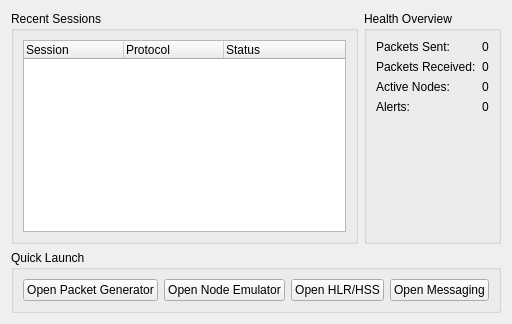
Old version of the form src/ui/widgets/DashboardModuleWidget.ui in the repository saman-aba/Boar.
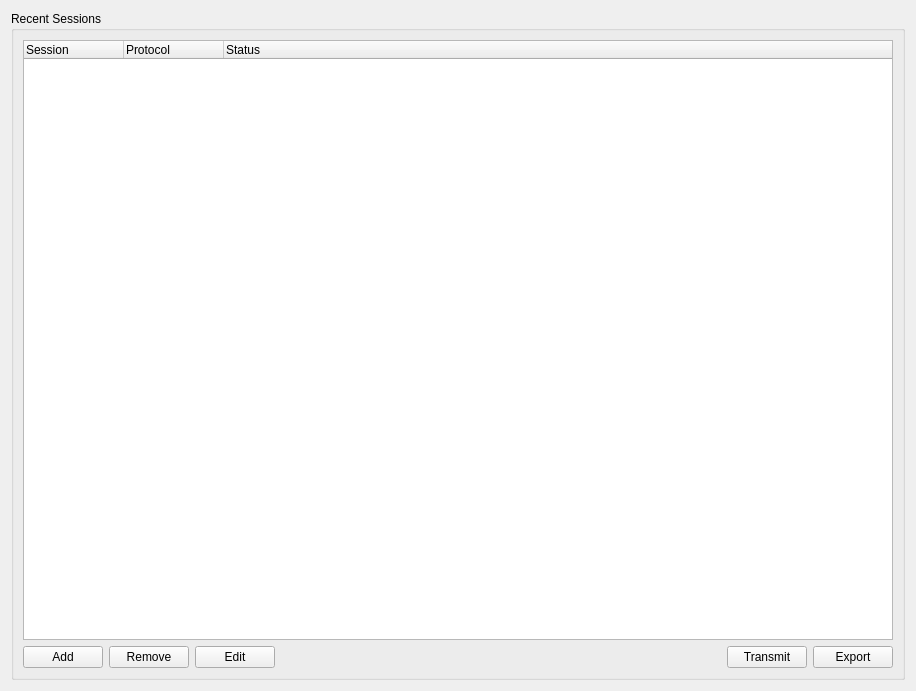
New version of the form.

Commit message: dashboard and packet editor modifications

The edit to the form file:
```diff
--- a/src/ui/widgets/DashboardModuleWidget.ui
+++ b/src/ui/widgets/DashboardModuleWidget.ui
@@ -2,6 +2,14 @@
 <ui version="4.0">
  <class>DashboardModuleWidget</class>
  <widget class="QWidget" name="DashboardModuleWidget">
+  <property name="geometry">
+   <rect>
+    <x>0</x>
+    <y>0</y>
+    <width>916</width>
+    <height>691</height>
+   </rect>
+  </property>
   <layout class="QVBoxLayout" name="verticalLayoutDashboard">
    <item>
     <layout class="QHBoxLayout" name="horizontalLayoutDashTop">
@@ -11,42 +19,80 @@
        <layout class="QVBoxLayout" name="verticalLayoutRecentSessions">
         <item>
          <widget class="QTreeWidget" name="treeRecentSessions">
-          <column><property name="text"><string>Session</string></property></column>
-          <column><property name="text"><string>Protocol</string></property></column>
-          <column><property name="text"><string>Status</string></property></column>
+          <column>
+           <property name="text">
+            <string>Session</string>
+           </property>
+          </column>
+          <column>
+           <property name="text">
+            <string>Protocol</string>
+           </property>
+          </column>
+          <column>
+           <property name="text">
+            <string>Status</string>
+           </property>
+          </column>
          </widget>
         </item>
-       </layout>
-      </widget>
-     </item>
-     <item>
-      <widget class="QGroupBox" name="groupHealthOverview">
-       <property name="title"><string>Health Overview</string></property>
-       <layout class="QFormLayout" name="formLayoutHealth">
-        <item row="0" column="0"><widget class="QLabel" name="labelPacketsSent"><property name="text"><string>Packets Sent:</string></property></widget></item>
-        <item row="0" column="1"><widget class="QLabel" name="labelPacketsSentValue"><property name="text"><string>0</string></property></widget></item>
-        <item row="1" column="0"><widget class="QLabel" name="labelPacketsRecv"><property name="text"><string>Packets Received:</string></property></widget></item>
-        <item row="1" column="1"><widget class="QLabel" name="labelPacketsRecvValue"><property name="text"><string>0</string></property></widget></item>
-        <item row="2" column="0"><widget class="QLabel" name="labelNodesActive"><property name="text"><string>Active Nodes:</string></property></widget></item>
-        <item row="2" column="1"><widget class="QLabel" name="labelNodesActiveValue"><property name="text"><string>0</string></property></widget></item>
-        <item row="3" column="0"><widget class="QLabel" name="labelAlerts"><property name="text"><string>Alerts:</string></property></widget></item>
-        <item row="3" column="1"><widget class="QLabel" name="labelAlertsValue"><property name="text"><string>0</string></property></widget></item>
+        <item>
+         <layout class="QHBoxLayout" name="horizontalLayout_2">
+          <item>
+           <widget class="QPushButton" name="btnPacketAdd">
+            <property name="text">
+             <string>Add</string>
+            </property>
+           </widget>
+          </item>
+          <item>
+           <widget class="QPushButton" name="btnPacketRemove">
+            <property name="text">
+             <string>Remove</string>
+            </property>
+           </widget>
+          </item>
+          <item>
+           <widget class="QPushButton" name="btnPacketEdit">
+            <property name="text">
+             <string>Edit</string>
+            </property>
+           </widget>
+          </item>
+          <item>
+           <spacer name="horizontalSpacer">
+            <property name="orientation">
+             <enum>Qt::Orientation::Horizontal</enum>
+            </property>
+            <property name="sizeHint" stdset="0">
+             <size>
+              <width>40</width>
+              <height>20</height>
+             </size>
+            </property>
+           </spacer>
+          </item>
+          <item>
+           <widget class="QPushButton" name="btnTransmitSelected">
+            <property name="text">
+             <string>Transmit</string>
+            </property>
+           </widget>
+          </item>
+          <item>
+           <widget class="QPushButton" name="btnPacketExport">
+            <property name="text">
+             <string>Export</string>
+            </property>
+           </widget>
+          </item>
+         </layout>
+        </item>
        </layout>
       </widget>
      </item>
     </layout>
    </item>
-   <item>
-    <widget class="QGroupBox" name="groupQuickLaunch">
-     <property name="title"><string>Quick Launch</string></property>
-     <layout class="QHBoxLayout" name="horizontalLayoutQuickLaunch">
-      <item><widget class="QPushButton" name="btnOpenPacketGen"><property name="text"><string>Open Packet Generator</string></property></widget></item>
-      <item><widget class="QPushButton" name="btnOpenNodeEmu"><property name="text"><string>Open Node Emulator</string></property></widget></item>
-      <item><widget class="QPushButton" name="btnOpenDb"><property name="text"><string>Open HLR/HSS</string></property></widget></item>
-      <item><widget class="QPushButton" name="btnOpenMessaging"><property name="text"><string>Open Messaging</string></property></widget></item>
-     </layout>
-    </widget>
-   </item>
   </layout>
  </widget>
  <resources/>
```
Left out of the diff: 4 changed lines with no effect on the pictures. The commit also changes 12 other files.
